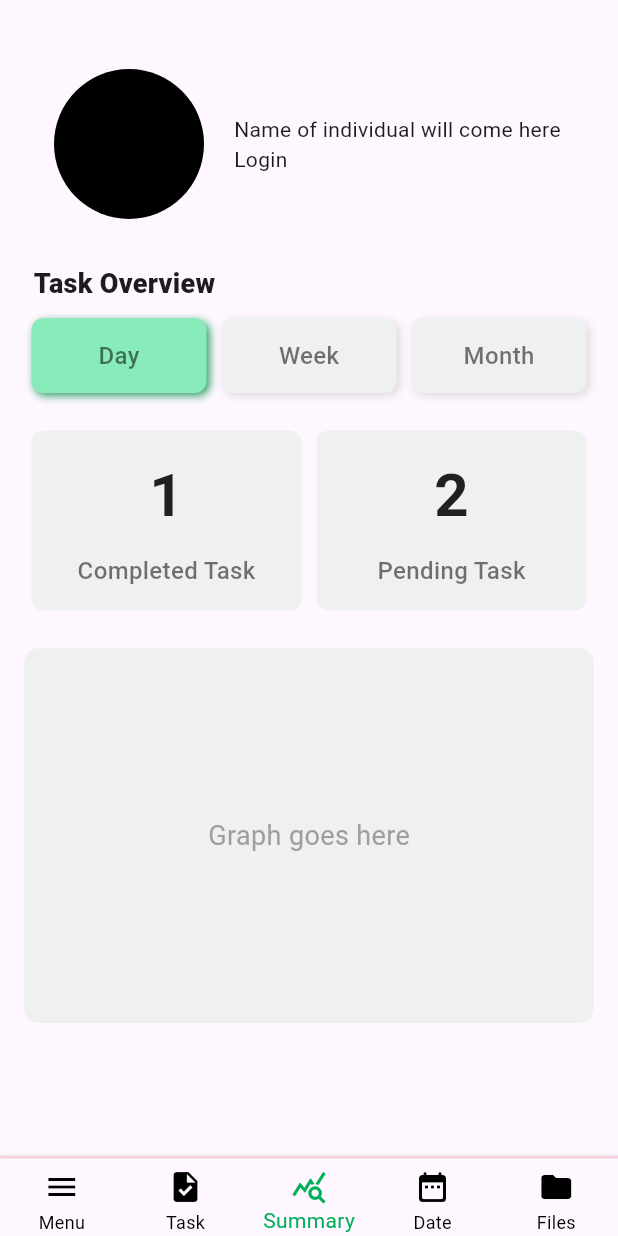
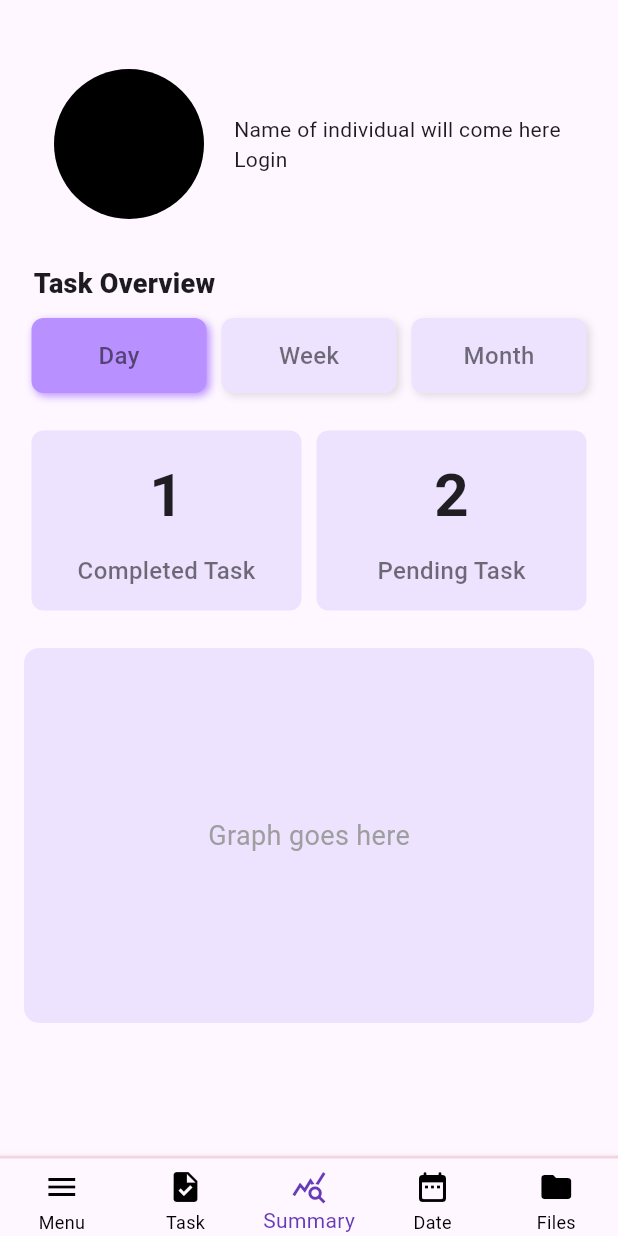
Before and after one commit to byteArrow18/App_Dev_001, a Flutter app: the screen it shows after launch, on a phone screen of 412 x 824 dp. Run offline on Flutter 3.47's test engine with Material 3 defaults, Android fonts, the phone set to English and light mode, and no system bars.

Commit message:
summary page colour manage

```diff
--- a/lib/ShellPage.dart
+++ b/lib/ShellPage.dart
@@ -35,19 +35,20 @@ class _ShellPageState extends State<ShellPage> {
         // ),
         bottomNavigationBar: Container(
           padding: EdgeInsets.zero,
-          alignment: Alignment.bottomCenter,
+          // alignment: Alignment.bottomCenter,
           height: widget.screenHeight * 0.065,
           decoration: BoxDecoration(
             border: Border(
               top: BorderSide(
-                color: const Color.fromARGB(30, 255, 0, 0),
+                color: const Color.fromARGB(30, 219, 17, 17),
                 width: 2,
               ),
             )
           ),
           child: BottomNavigationBar(
             // selectedItemColor: Colors.red,
-            selectedItemColor: Color.fromARGB(255, 2, 176, 89),
+            // selectedItemColor: Color.fromARGB(255, 2, 176, 89),
+            selectedItemColor: Colors.deepPurple,
             unselectedItemColor: Colors.black,
             showUnselectedLabels: true,
             // backgroundColor: Colors.amberAccent,
--- a/lib/summary/presentation/summary.dart
+++ b/lib/summary/presentation/summary.dart
@@ -82,17 +82,18 @@ class _HomePageState extends State<HomePage> {
               Row(
                 mainAxisAlignment: MainAxisAlignment.spaceBetween,
                 children: [
-                  TimeBlockWidget(label:"Day", color: Color.fromARGB(255, 238, 241, 239), index: 0, selectBuildTimeBlock: selectBuildTimeBlock, selectTimeBuild: (value) {
+                  // TimeBlockWidget(label:"Day", color: Color.fromARGB(255, 238, 241, 239), index: 0, selectBuildTimeBlock: selectBuildTimeBlock, selectTimeBuild: (value) {
+                  TimeBlockWidget(label:"Day", color: const Color.fromARGB(255, 237, 227, 255), index: 0, selectBuildTimeBlock: selectBuildTimeBlock, selectTimeBuild: (value) {
                     setState(() {
                       selectBuildTimeBlock = value;
                     });
                    },),
-                   TimeBlockWidget(label:"Week", color: Color.fromARGB(255, 238, 241, 239), index: 1, selectBuildTimeBlock: selectBuildTimeBlock, selectTimeBuild: (value) {
+                   TimeBlockWidget(label:"Week", color: const Color.fromARGB(255, 237, 227, 255), index: 1, selectBuildTimeBlock: selectBuildTimeBlock, selectTimeBuild: (value) {
                     setState(() {
                       selectBuildTimeBlock = value;
                     });
                    },),
-                   TimeBlockWidget(label:"Month", color: Color.fromARGB(255, 238, 241, 239), index: 2, selectBuildTimeBlock: selectBuildTimeBlock, selectTimeBuild: (value) {
+                   TimeBlockWidget(label:"Month", color: const Color.fromARGB(255, 237, 227, 255), index: 2, selectBuildTimeBlock: selectBuildTimeBlock, selectTimeBuild: (value) {
                     setState(() {
                       selectBuildTimeBlock = value;
                     });
@@ -103,8 +104,8 @@ class _HomePageState extends State<HomePage> {
               Row(
                 mainAxisAlignment: MainAxisAlignment.spaceAround,
                 children: [
-                  CountTaskBlock(label: "Completed Task", color: Color.fromARGB(255, 238, 241, 239), taskCount: completedTask),
-                  CountTaskBlock(label: "Pending Task", color: Color.fromARGB(255, 238, 241, 239), taskCount: pendingTask),
+                  CountTaskBlock(label: "Completed Task", color: const Color.fromARGB(255, 237, 227, 255), taskCount: completedTask),
+                  CountTaskBlock(label: "Pending Task", color: const Color.fromARGB(255, 237, 227, 255), taskCount: pendingTask),
                 ],
               ),
               SizedBox(height: 10),
@@ -114,7 +115,7 @@ class _HomePageState extends State<HomePage> {
                 height: 250,
                 decoration: BoxDecoration(
                   borderRadius: BorderRadius.circular(10),
-                  color: Color.fromARGB(255, 238, 241, 239),
+                  color: const Color.fromARGB(255, 237, 227, 255),
                   // color: Color.fromARGB(255, 217, 237, 227),
                 ),
                 child: Center(
--- a/lib/summary/presentation/timeblock.dart
+++ b/lib/summary/presentation/timeblock.dart
@@ -35,15 +35,16 @@ class _TimeBlockWidgetState extends State<TimeBlockWidget> {
           margin: EdgeInsets.all(5),
           height: 50,
           decoration: BoxDecoration(
-            color: widget.selectBuildTimeBlock == widget.index ? Color.fromARGB(255, 135, 236, 186) : widget.color,
+            // color: widget.selectBuildTimeBlock == widget.index ? Color.fromARGB(255, 135, 236, 186) : widget.color,
+            color: widget.selectBuildTimeBlock == widget.index ? const Color.fromARGB(255, 185, 144, 255) : widget.color,
             borderRadius: BorderRadius.circular(8),
             border: Border.all(
-              color: widget.selectBuildTimeBlock == widget.index ? const Color.fromARGB(255, 138, 234, 188) : Colors.transparent,
+              color: widget.selectBuildTimeBlock == widget.index ? const Color.fromARGB(255, 185, 144, 255) : Colors.transparent,
               width: 2,
             ),
             boxShadow: [
               BoxShadow(
-                color: widget.selectBuildTimeBlock == widget.index ? const Color.fromARGB(255, 52, 163, 110) : Colors.black12,
+                color: widget.selectBuildTimeBlock == widget.index ? const Color.fromARGB(255, 185, 144, 255) : Colors.black12,
                 blurRadius: 4,
                 offset: Offset(2, 2),
               ),
```
